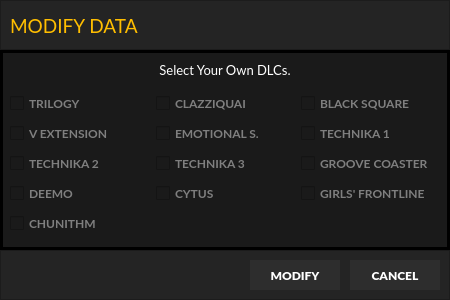
Above: modify_data_ui.ui from wowvv0w/djmax-random-selector before the change. Below: the same form after it.
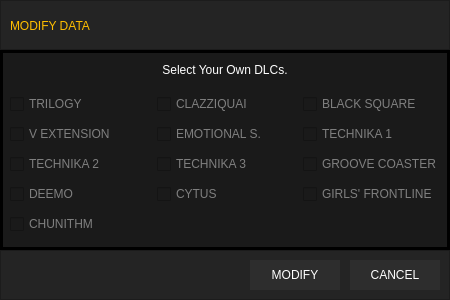
That is the form after the change.

Commit message: system tray & font fix

```diff
--- a/modify_data_ui.ui
+++ b/modify_data_ui.ui
@@ -40,7 +40,11 @@
    </property>
    <property name="font">
     <font>
-     <family>Lato Light</family>
+     <family>Lato</family>
+     <pointsize>9</pointsize>
+     <weight>75</weight>
+     <italic>false</italic>
+     <bold>true</bold>
     </font>
    </property>
    <property name="styleSheet">
@@ -61,12 +65,6 @@
       <height>31</height>
      </rect>
     </property>
-    <property name="font">
-     <font>
-      <family>Lato</family>
-      <pointsize>14</pointsize>
-     </font>
-    </property>
     <property name="styleSheet">
      <string notr="true">color: #ffbe00</string>
     </property>
@@ -102,13 +100,6 @@
       <height>30</height>
      </rect>
     </property>
-    <property name="font">
-     <font>
-      <family>Lato Black</family>
-      <weight>75</weight>
-      <bold>true</bold>
-     </font>
-    </property>
     <property name="styleSheet">
      <string notr="true">background:#2d2d2d;
 border:none;</string>
@@ -126,13 +117,6 @@
       <height>30</height>
      </rect>
     </property>
-    <property name="font">
-     <font>
-      <family>Lato Black</family>
-      <weight>75</weight>
-      <bold>true</bold>
-     </font>
-    </property>
     <property name="styleSheet">
      <string notr="true">background:#2d2d2d;
 border:none;</string>
@@ -168,20 +152,13 @@
      <rect>
       <x>10</x>
       <y>40</y>
-      <width>431</width>
+      <width>434</width>
       <height>151</height>
      </rect>
     </property>
     <layout class="QGridLayout" name="gridLayout">
      <item row="1" column="0">
       <widget class="QCheckBox" name="yd_cb_ve">
-       <property name="font">
-        <font>
-         <family>Lato</family>
-         <weight>75</weight>
-         <bold>true</bold>
-        </font>
-       </property>
        <property name="styleSheet">
         <string notr="true">QCheckBox{
 	color: #7f7f7f;
@@ -198,13 +175,6 @@
      </item>
      <item row="0" column="1">
       <widget class="QCheckBox" name="yd_cb_ce">
-       <property name="font">
-        <font>
-         <family>Lato</family>
-         <weight>75</weight>
-         <bold>true</bold>
-        </font>
-       </property>
        <property name="styleSheet">
         <string notr="true">QCheckBox{
 	color: #7f7f7f;
@@ -221,13 +191,6 @@
      </item>
      <item row="3" column="2">
       <widget class="QCheckBox" name="yd_cb_gf">
-       <property name="font">
-        <font>
-         <family>Lato</family>
-         <weight>75</weight>
-         <bold>true</bold>
-        </font>
-       </property>
        <property name="styleSheet">
         <string notr="true">QCheckBox{
 	color: #7f7f7f;
@@ -244,13 +207,6 @@
      </item>
      <item row="0" column="2">
       <widget class="QCheckBox" name="yd_cb_bs">
-       <property name="font">
-        <font>
-         <family>Lato</family>
-         <weight>75</weight>
-         <bold>true</bold>
-        </font>
-       </property>
        <property name="styleSheet">
         <string notr="true">QCheckBox{
 	color: #7f7f7f;
@@ -270,13 +226,6 @@
      </item>
      <item row="1" column="1">
       <widget class="QCheckBox" name="yd_cb_es">
-       <property name="font">
-        <font>
-         <family>Lato</family>
-         <weight>75</weight>
-         <bold>true</bold>
-        </font>
-       </property>
        <property name="styleSheet">
         <string notr="true">QCheckBox{
 	color: #7f7f7f;
@@ -293,13 +242,6 @@
      </item>
      <item row="2" column="1">
       <widget class="QCheckBox" name="yd_cb_t3">
-       <property name="font">
-        <font>
-         <family>Lato</family>
-         <weight>75</weight>
-         <bold>true</bold>
-        </font>
-       </property>
        <property name="styleSheet">
         <string notr="true">QCheckBox{
 	color: #7f7f7f;
@@ -316,13 +258,6 @@
      </item>
      <item row="1" column="2">
       <widget class="QCheckBox" name="yd_cb_t1">
-       <property name="font">
-        <font>
-         <family>Lato</family>
-         <weight>75</weight>
-         <bold>true</bold>
-        </font>
-       </property>
        <property name="styleSheet">
         <string notr="true">QCheckBox{
 	color: #7f7f7f;
@@ -339,13 +274,6 @@
      </item>
      <item row="2" column="0">
       <widget class="QCheckBox" name="yd_cb_t2">
-       <property name="font">
-        <font>
-         <family>Lato</family>
-         <weight>75</weight>
-         <bold>true</bold>
-        </font>
-       </property>
        <property name="styleSheet">
         <string notr="true">QCheckBox{
 	color: #7f7f7f;
@@ -362,13 +290,6 @@
      </item>
      <item row="3" column="1">
       <widget class="QCheckBox" name="yd_cb_cy">
-       <property name="font">
-        <font>
-         <family>Lato</family>
-         <weight>75</weight>
-         <bold>true</bold>
-        </font>
-       </property>
        <property name="styleSheet">
         <string notr="true">QCheckBox{
 	color: #7f7f7f;
@@ -385,13 +306,6 @@
      </item>
      <item row="0" column="0">
       <widget class="QCheckBox" name="yd_cb_tr">
-       <property name="font">
-        <font>
-         <family>Lato</family>
-         <weight>75</weight>
-         <bold>true</bold>
-        </font>
-       </property>
        <property name="styleSheet">
         <string notr="true">QCheckBox{
 	color: #7f7f7f;
@@ -408,13 +322,6 @@
      </item>
      <item row="2" column="2">
       <widget class="QCheckBox" name="yd_cb_gc">
-       <property name="font">
-        <font>
-         <family>Lato</family>
-         <weight>75</weight>
-         <bold>true</bold>
-        </font>
-       </property>
        <property name="styleSheet">
         <string notr="true">QCheckBox{
 	color: #7f7f7f;
@@ -431,13 +338,6 @@
      </item>
      <item row="3" column="0">
       <widget class="QCheckBox" name="yd_cb_dm">
-       <property name="font">
-        <font>
-         <family>Lato</family>
-         <weight>75</weight>
-         <bold>true</bold>
-        </font>
-       </property>
        <property name="styleSheet">
         <string notr="true">QCheckBox{
 	color: #7f7f7f;
@@ -454,13 +354,6 @@
      </item>
      <item row="4" column="0">
       <widget class="QCheckBox" name="yd_cb_chu">
-       <property name="font">
-        <font>
-         <family>Lato</family>
-         <weight>75</weight>
-         <bold>true</bold>
-        </font>
-       </property>
        <property name="styleSheet">
         <string notr="true">QCheckBox{
 	color: #7f7f7f;
@@ -486,12 +379,6 @@
       <height>20</height>
      </rect>
     </property>
-    <property name="font">
-     <font>
-      <family>Lato</family>
-      <pointsize>10</pointsize>
-     </font>
-    </property>
     <property name="styleSheet">
      <string notr="true">background:transparent;
 border: none;</string>
```
Left out of the diff: 14 changed lines with no effect on the pictures. The commit also changes 6 other files.
